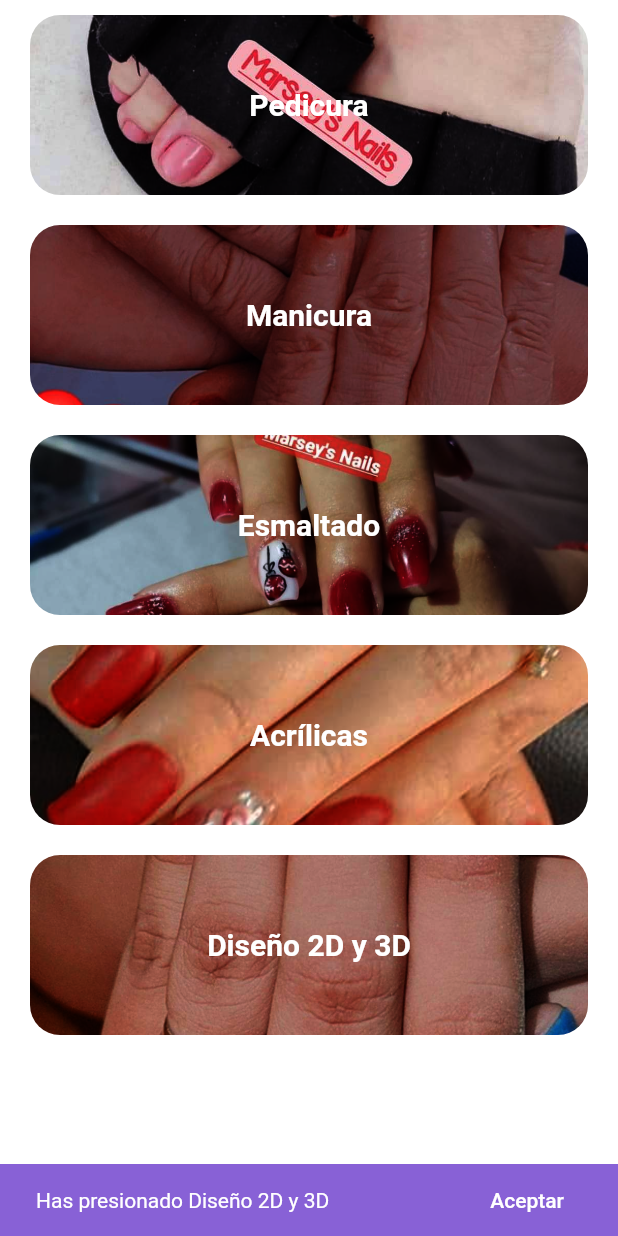
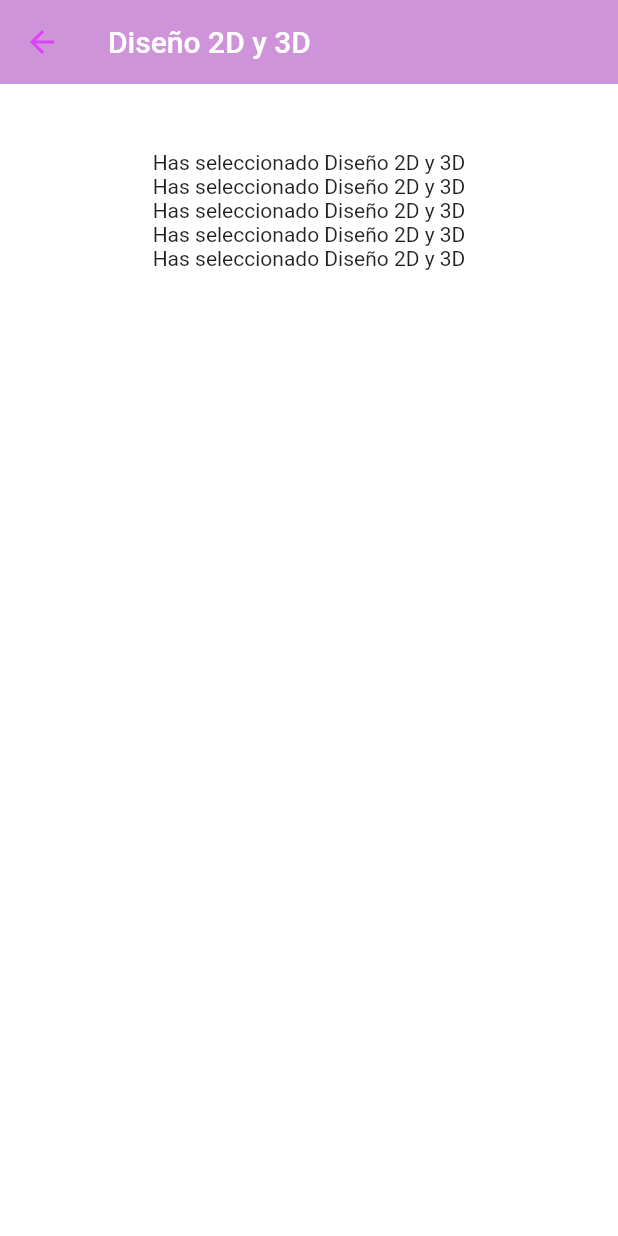
Before and after one commit to ronix1020/marsey_nails, a Flutter app: the CardWidget widget shown alone on an empty page, opened directly, after a tap on "Diseño 2D y 3D", on a phone screen of 412 x 824 dp. Run offline on Flutter 3.47's test engine with Material 2 defaults, Android fonts, the phone set to English and light mode, and no system bars.

Commit message:
Pantalla categorias

```diff
--- a/lib/main.dart
+++ b/lib/main.dart
@@ -1,5 +1,6 @@
 import 'package:flutter/material.dart';
 import 'package:flutter/services.dart';
+import 'package:marsey_nails/pages/categoria_page.dart';
 import 'package:marsey_nails/pages/inicio_page.dart';
 import 'package:marsey_nails/pages/tuto_page.dart';
 
@@ -19,11 +20,17 @@ class MyApp extends StatelessWidget {
         scaffoldBackgroundColor: Colors.white,
         visualDensity: VisualDensity.adaptivePlatformDensity,
       ),
+      onGenerateRoute: (RouteSettings settings){
+        print('Ruta construida para ${settings.name}');
+        var routes = <String, WidgetBuilder>{
+          "categoria" : ( _ ) => CategoriaPage(settings.arguments),
+          "inicio"    : ( _ ) => InicioPage(),
+          "/"         : ( _ ) => TutoPage(),
+        };
+        WidgetBuilder builder = routes[settings.name];
+        return MaterialPageRoute(builder: ( _ ) => builder( _ ));
+      },
       initialRoute: '/',
-      routes: {
-        '/'       : (context) => TutoPage(),
-        'inicio'  : ( _ ) => InicioPage()
-      },
     );
   }
 }
--- /dev/null
+++ b/lib/pages/categoria_page.dart
@@ -0,0 +1,44 @@
+import 'package:flutter/material.dart';
+import 'package:flutter/rendering.dart';
+
+class CategoriaPage extends StatelessWidget {
+  final String categoria;
+
+  CategoriaPage(this.categoria);
+
+  @override
+  Widget build(BuildContext context) {
+    return Scaffold(
+      body: Stack(
+        alignment: Alignment.topLeft,
+        children: [
+          SingleChildScrollView(
+            scrollDirection: Axis.vertical,
+            child: Column(
+              children: [
+                Container(height: 100.0,),
+                Text('Has seleccionado $categoria'),
+                Text('Has seleccionado $categoria'),
+                Text('Has seleccionado $categoria'),
+                Text('Has seleccionado $categoria'),
+                Text('Has seleccionado $categoria'),
+              ],
+            ),
+          ),
+          Positioned(
+            top: 0.0,
+            left: 0.0,
+            right: 0.0,
+            child: AppBar(
+              title: Text(categoria),
+              leading: IconButton(icon: Icon(Icons.arrow_back, color: Colors.purpleAccent,),
+              onPressed: () => Navigator.of(context).pop()),
+              backgroundColor: Colors.purple[200],
+              elevation: 0.0,
+            ),
+          ),
+        ],
+      ),
+    );
+  }
+}
--- a/lib/widgets/card_widget.dart
+++ b/lib/widgets/card_widget.dart
@@ -20,22 +20,24 @@ class CardWidget extends StatelessWidget {
   }
 
   Widget _card(String imagen, String nombre, BuildContext context) {
-    final SnackBar snackBar = SnackBar(
-      content: Text("Has presionado $nombre"),
-      duration: Duration(seconds: 1),
-      backgroundColor: _textMoradoFuerte,
-      action: SnackBarAction(
-        label: 'Aceptar',
-        textColor: _textBlanco,
-        onPressed: (){
+    // final SnackBar snackBar = SnackBar(
+    //   content: Text("Has presionado $nombre"),
+    //   duration: Duration(seconds: 1),
+    //   backgroundColor: _textMoradoFuerte,
+    //   action: SnackBarAction(
+    //     label: 'Aceptar',
+    //     textColor: _textBlanco,
+    //     onPressed: (){
 
-        },
-      ),
-    );
+    //     },
+    //   ),
+    // );
 
     return GestureDetector(
       onTap: () {
-        ScaffoldMessenger.of(context).showSnackBar(snackBar);
+        // ScaffoldMessenger.of(context).showSnackBar(snackBar);
+        Navigator.pushNamed(context, 'categoria',
+            arguments: nombre);
       },
       child: Container(
         height: 120.0,
--- a/lib/widgets/content_tuto.dart
+++ b/lib/widgets/content_tuto.dart
@@ -17,7 +17,6 @@ class TutoContent extends StatelessWidget {
       children: [
         Spacer(),
         CircleAvatar(
-
           radius: getProportionateScreenHeight(50),
           backgroundImage: AssetImage('assets/images/logo_marsey.jpeg'),
         ),
```
